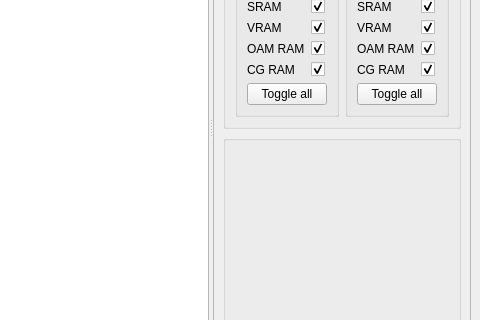
Before: the Qt Designer form ui/busView.ui in zoriya/ComSquare, drawn with Qt 5; both pictures show x 418 to 898 and y 183 to 503 of the 898 by 620 pixel window.
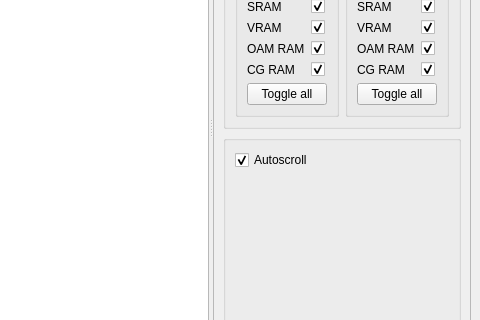
After: the same form once the commit is applied. Icons and pictures are not drawn.

The edit to the form file:
```diff
--- a/ui/busView.ui
+++ b/ui/busView.ui
@@ -385,6 +385,19 @@
            <item row="1" column="0">
             <widget class="QWidget" name="widget_2" native="true"/>
            </item>
+           <item row="0" column="0">
+            <widget class="QCheckBox" name="autoscroll">
+             <property name="layoutDirection">
+              <enum>Qt::LeftToRight</enum>
+             </property>
+             <property name="text">
+              <string>Autoscroll</string>
+             </property>
+             <property name="checked">
+              <bool>true</bool>
+             </property>
+            </widget>
+           </item>
           </layout>
          </widget>
         </item>
```
